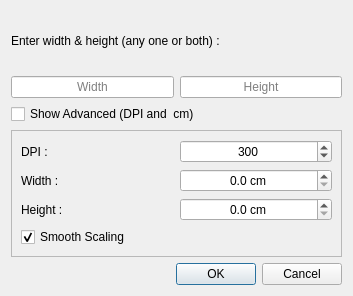
The window that src/resize_dialog.ui (ksharindam/photoquick) describes before a commit, drawn with Qt 5.
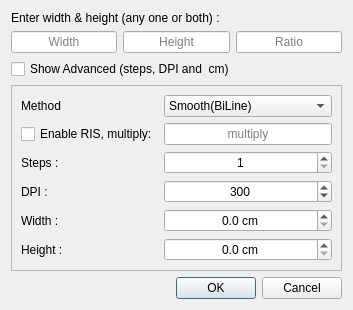
The same window after the commit.

The edit to the form file:
```diff
--- a/src/resize_dialog.ui
+++ b/src/resize_dialog.ui
@@ -13,18 +13,52 @@
   <property name="windowTitle">
    <string>Resize Image</string>
   </property>
-  <layout class="QGridLayout" name="gridLayout_2">
-   <item row="4" column="0" colspan="2">
-    <widget class="QDialogButtonBox" name="buttonBox">
-     <property name="orientation">
-      <enum>Qt::Horizontal</enum>
+  <layout class="QGridLayout" name="baseLayout">
+   <item row="0" column="0" colspan="3">
+    <widget class="QLabel" name="labelSize">
+     <property name="text">
+      <string>Enter width &amp; height (any one or both) :</string>
      </property>
-     <property name="standardButtons">
-      <set>QDialogButtonBox::Cancel|QDialogButtonBox::Ok</set>
+    </widget>
+   </item>
+   <item row="1" column="0">
+    <widget class="QLineEdit" name="widthEdit">
+     <property name="alignment">
+      <set>Qt::AlignCenter</set>
      </property>
+     <property name="placeholderText">
+      <string>Width</string>
+     </property>
     </widget>
    </item>
-   <item row="3" column="0" colspan="2">
+   <item row="1" column="1">
+    <widget class="QLineEdit" name="heightEdit">
+     <property name="alignment">
+      <set>Qt::AlignCenter</set>
+     </property>
+     <property name="placeholderText">
+      <string>Height</string>
+     </property>
+    </widget>
+   </item>
+   <item row="1" column="2">
+    <widget class="QLineEdit" name="ratioEdit">
+     <property name="alignment">
+      <set>Qt::AlignCenter</set>
+     </property>
+     <property name="placeholderText">
+      <string>Ratio</string>
+     </property>
+    </widget>
+   </item>
+   <item row="2" column="0" colspan="3">
+    <widget class="QCheckBox" name="checkBox">
+     <property name="text">
+      <string>Show Advanced (steps, DPI and  cm)</string>
+     </property>
+    </widget>
+   </item>
+   <item row="3" column="0" colspan="3">
     <widget class="QFrame" name="frame">
      <property name="frameShape">
       <enum>QFrame::StyledPanel</enum>
@@ -32,45 +66,89 @@
      <property name="frameShadow">
       <enum>QFrame::Plain</enum>
      </property>
-     <layout class="QGridLayout" name="gridLayout">
-      <item row="2" column="0">
-       <widget class="QLabel" name="label_5">
-        <property name="text">
-         <string>Height :</string>
-        </property>
-       </widget>
-      </item>
+     <layout class="QGridLayout" name="optionalLayout">
       <item row="0" column="0">
        <widget class="QLabel" name="label_3">
         <property name="text">
-         <string>DPI :</string>
-        </property>
-       </widget>
-      </item>
-      <item row="1" column="1">
-       <widget class="QDoubleSpinBox" name="spinWidth">
-        <property name="alignment">
-         <set>Qt::AlignCenter</set>
-        </property>
-        <property name="suffix">
-         <string> cm</string>
-        </property>
-        <property name="decimals">
-         <number>1</number>
-        </property>
-        <property name="singleStep">
-         <double>0.100000000000000</double>
-        </property>
-       </widget>
-      </item>
-      <item row="1" column="0">
-       <widget class="QLabel" name="label_4">
-        <property name="text">
-         <string>Width :</string>
+         <string>Method</string>
         </property>
        </widget>
       </item>
       <item row="0" column="1">
+       <widget class="QComboBox" name="comboMethod">
+        <property name="currentIndex">
+         <number>1</number>
+        </property>
+        <item>
+         <property name="text">
+          <string>Nearest</string>
+         </property>
+        </item>
+        <item>
+         <property name="text">
+          <string>Smooth(BiLine)</string>
+         </property>
+        </item>
+        <item>
+         <property name="text">
+          <string>BiCubic</string>
+         </property>
+        </item>
+        <item>
+         <property name="text">
+          <string>BiAkima</string>
+         </property>
+        </item>
+       </widget>
+      </item>
+      <item row="1" column="0">
+       <widget class="QCheckBox" name="checkRIS">
+        <property name="text">
+         <string>Enable RIS, multiply:</string>
+        </property>
+       </widget>
+      </item>
+      <item row="1" column="1">
+       <widget class="QLineEdit" name="multRIS">
+        <property name="alignment">
+         <set>Qt::AlignCenter</set>
+        </property>
+        <property name="placeholderText">
+         <string>multiply</string>
+        </property>
+       </widget>
+      </item>
+      <item row="2" column="0">
+       <widget class="QLabel" name="labelStep">
+        <property name="text">
+         <string>Steps :</string>
+        </property>
+       </widget>
+      </item>
+      <item row="2" column="1">
+       <widget class="QSpinBox" name="spinStep">
+        <property name="alignment">
+         <set>Qt::AlignCenter</set>
+        </property>
+        <property name="minimum">
+         <number>1</number>
+        </property>
+        <property name="maximum">
+         <number>100</number>
+        </property>
+        <property name="value">
+         <number>1</number>
+        </property>
+       </widget>
+      </item>
+      <item row="3" column="0">
+       <widget class="QLabel" name="labelDPI">
+        <property name="text">
+         <string>DPI :</string>
+        </property>
+       </widget>
+      </item>
+      <item row="3" column="1">
        <widget class="QSpinBox" name="spinDPI">
         <property name="alignment">
          <set>Qt::AlignCenter</set>
@@ -86,7 +164,37 @@
         </property>
        </widget>
       </item>
-      <item row="2" column="1">
+      <item row="4" column="0">
+       <widget class="QLabel" name="labelWidth">
+        <property name="text">
+         <string>Width :</string>
+        </property>
+       </widget>
+      </item>
+      <item row="4" column="1">
+       <widget class="QDoubleSpinBox" name="spinWidth">
+        <property name="alignment">
+         <set>Qt::AlignCenter</set>
+        </property>
+        <property name="suffix">
+         <string> cm</string>
+        </property>
+        <property name="decimals">
+         <number>1</number>
+        </property>
+        <property name="singleStep">
+         <double>0.100000000000000</double>
+        </property>
+       </widget>
+      </item>
+      <item row="5" column="0">
+       <widget class="QLabel" name="labelHeight">
+        <property name="text">
+         <string>Height :</string>
+        </property>
+       </widget>
+      </item>
+      <item row="5" column="1">
        <widget class="QDoubleSpinBox" name="spinHeight">
         <property name="alignment">
          <set>Qt::AlignCenter</set>
@@ -102,50 +210,16 @@
         </property>
        </widget>
       </item>
-      <item row="3" column="0">
-       <widget class="QCheckBox" name="smoothScaling">
-        <property name="text">
-         <string>Smooth Scaling</string>
-        </property>
-        <property name="checked">
-         <bool>true</bool>
-        </property>
-       </widget>
-      </item>
      </layout>
     </widget>
    </item>
-   <item row="2" column="0" colspan="2">
-    <widget class="QCheckBox" name="checkBox">
-     <property name="text">
-      <string>Show Advanced (DPI and  cm)</string>
+   <item row="5" column="0" colspan="3">
+    <widget class="QDialogButtonBox" name="buttonBox">
+     <property name="orientation">
+      <enum>Qt::Horizontal</enum>
      </property>
-    </widget>
-   </item>
-   <item row="1" column="1">
-    <widget class="QLineEdit" name="heightEdit">
-     <property name="alignment">
-      <set>Qt::AlignCenter</set>
-     </property>
-     <property name="placeholderText">
-      <string>Height</string>
-     </property>
-    </widget>
-   </item>
-   <item row="1" column="0">
-    <widget class="QLineEdit" name="widthEdit">
-     <property name="alignment">
-      <set>Qt::AlignCenter</set>
-     </property>
-     <property name="placeholderText">
-      <string>Width</string>
-     </property>
-    </widget>
-   </item>
-   <item row="0" column="0" colspan="2">
-    <widget class="QLabel" name="label_6">
-     <property name="text">
-      <string>Enter width &amp; height (any one or both) :</string>
+     <property name="standardButtons">
+      <set>QDialogButtonBox::Cancel|QDialogButtonBox::Ok</set>
      </property>
     </widget>
    </item>
```
Left out of the diff: 2 changed lines with no effect on the pictures.
